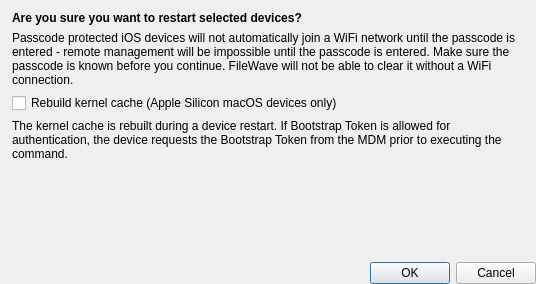
First picture: the form in FWAdminLib/RestartDeviceDlg.ui, repository fw-dev/translations, before the edit.
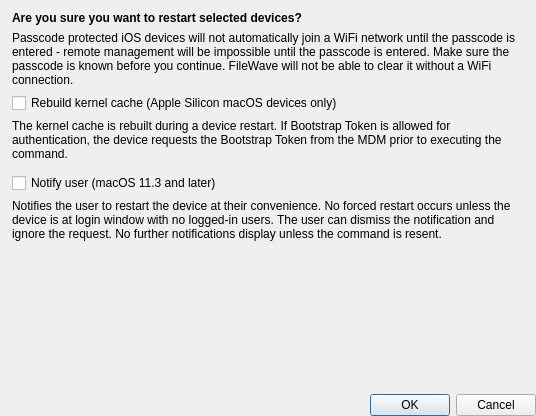
Second picture: the form after the edit. Custom widgets are drawn as their Qt base class.

Diff of the .ui file:
```diff
--- a/FWAdminLib/RestartDeviceDlg.ui
+++ b/FWAdminLib/RestartDeviceDlg.ui
@@ -7,7 +7,7 @@
     <x>0</x>
     <y>0</y>
     <width>536</width>
-    <height>284</height>
+    <height>416</height>
    </rect>
   </property>
   <property name="windowTitle">
@@ -156,6 +156,47 @@
         </layout>
        </widget>
       </item>
+      <item>
+       <widget class="QWidget" name="notifyUserWidget" native="true">
+        <layout class="QVBoxLayout" name="verticalLayoutNotifyUser">
+         <property name="leftMargin">
+          <number>0</number>
+         </property>
+         <property name="topMargin">
+          <number>0</number>
+         </property>
+         <property name="rightMargin">
+          <number>0</number>
+         </property>
+         <property name="bottomMargin">
+          <number>0</number>
+         </property>
+         <item>
+          <widget class="QCheckBox" name="checkBoxNotifyUser">
+           <property name="text">
+            <string>Notify user (macOS 11.3 and later)</string>
+           </property>
+          </widget>
+         </item>
+         <item>
+          <widget class="QLabel" name="lTipNotifyUser">
+           <property name="sizePolicy">
+            <sizepolicy hsizetype="Preferred" vsizetype="MinimumExpanding">
+             <horstretch>0</horstretch>
+             <verstretch>0</verstretch>
+            </sizepolicy>
+           </property>
+           <property name="text">
+            <string>Notifies the user to restart the device at their convenience. No forced restart occurs unless the device is at login window with no logged-in users. The user can dismiss the notification and ignore the request. No further notifications display unless the command is resent.</string>
+           </property>
+           <property name="wordWrap">
+            <bool>true</bool>
+           </property>
+          </widget>
+         </item>
+        </layout>
+       </widget>
+      </item>
      </layout>
     </widget>
    </item>
```
Left out of the diff: 8 changed lines with no effect on the pictures.
